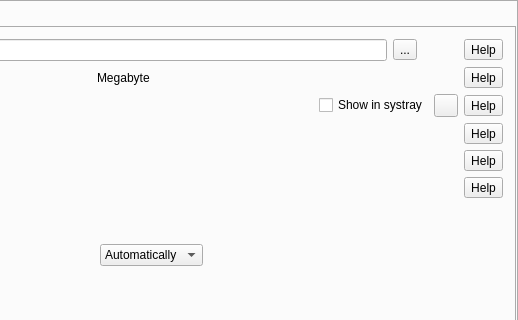
Qt form src/formMainWindow.ui (vkohaupt/vokoscreenNG) before a commit; both pictures show x 379 to 897 and y 0 to 320 of the 897 by 560 pixel window.
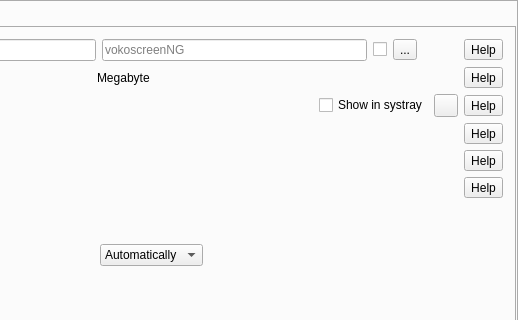
The same form after that commit. The open tabs and pages were chosen to show the change. Icons and pictures are not drawn.

Commit message: Allow custom base + datetimestamp in filenames

```diff
--- a/src/formMainWindow.ui
+++ b/src/formMainWindow.ui
@@ -1655,6 +1655,20 @@
                      </property>
                     </widget>
                    </item>
+                   <item>
+                    <widget class="QLineEdit" name="lineEditBaseFilename">
+                     <property name="placeholderText"><string notr="true">vokoscreenNG</string></property>
+                     <property name="toolTip"><string>Base file name, default: vokoscreenNG</string></property>
+                     <property name="text"><string notr="true"/></property>
+                     <property name="readOnly"><bool>false</bool></property>
+                    </widget>
+                   </item>
+                   <item>
+                    <widget class="QCheckBox" name="checkBoxAddDateTimeStampToFilename">
+                     <property name="toolTip"><string>Append date time to filename</string></property>
+                     <property name="enabled"><bool>true</bool></property>
+                    </widget>
+                   </item>
                    <item>
                     <widget class="QToolButton" name="toolButtonVideoPath">
                      <property name="text">
```
Left out of the diff: 2 changed lines with no effect on the pictures. The commit also changes 4 other files.
